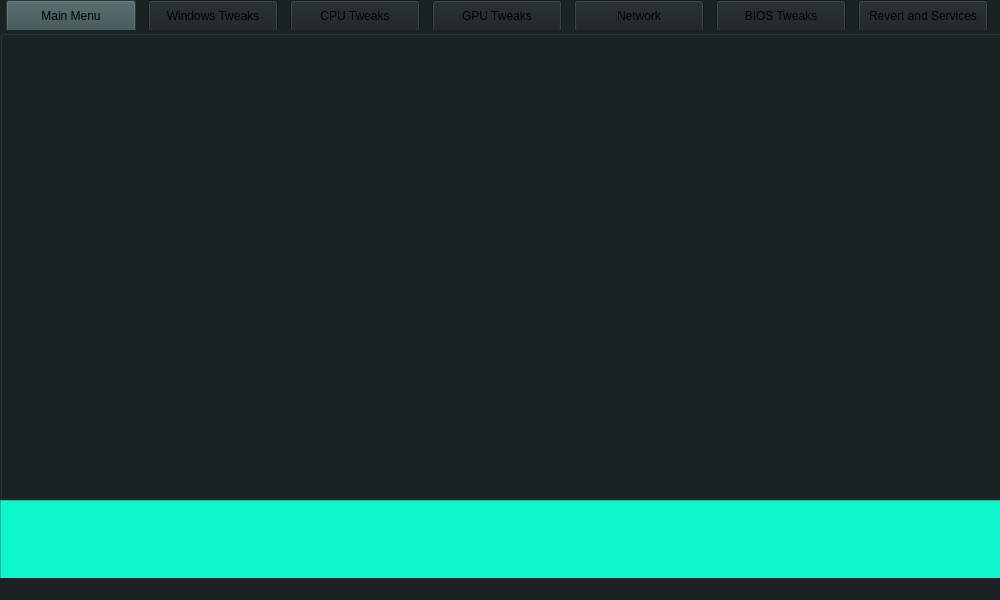
This is mainwindow.ui in alexhebri/SwiftBoost as Qt 5 draws it before an edit. The edited form follows.
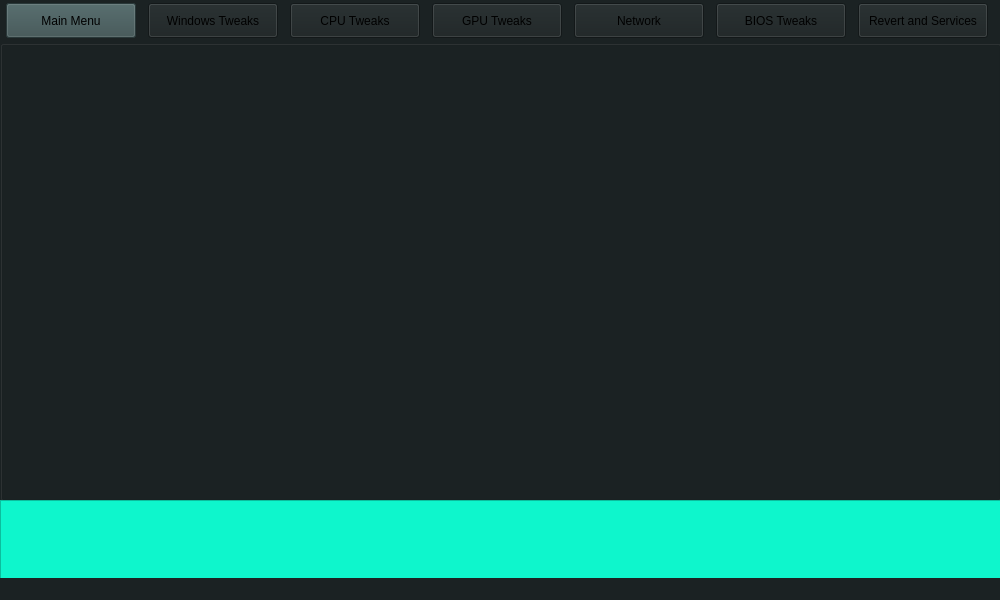
This is the edited form.

Patch:
```diff
--- a/mainwindow.ui
+++ b/mainwindow.ui
@@ -51,7 +51,7 @@
       <x>0</x>
       <y>0</y>
       <width>1001</width>
-      <height>32</height>
+      <height>42</height>
      </rect>
     </property>
     <layout class="QHBoxLayout" name="horizontalLayout">
@@ -60,7 +60,7 @@
        <property name="minimumSize">
         <size>
          <width>130</width>
-         <height>30</height>
+         <height>35</height>
         </size>
        </property>
        <property name="maximumSize">
@@ -82,7 +82,7 @@
        <property name="minimumSize">
         <size>
          <width>130</width>
-         <height>30</height>
+         <height>35</height>
         </size>
        </property>
        <property name="maximumSize">
@@ -104,7 +104,7 @@
        <property name="minimumSize">
         <size>
          <width>130</width>
-         <height>30</height>
+         <height>35</height>
         </size>
        </property>
        <property name="maximumSize">
@@ -123,7 +123,7 @@
        <property name="minimumSize">
         <size>
          <width>130</width>
-         <height>30</height>
+         <height>35</height>
         </size>
        </property>
        <property name="maximumSize">
@@ -142,7 +142,7 @@
        <property name="minimumSize">
         <size>
          <width>130</width>
-         <height>30</height>
+         <height>35</height>
         </size>
        </property>
        <property name="maximumSize">
@@ -161,7 +161,7 @@
        <property name="minimumSize">
         <size>
          <width>130</width>
-         <height>30</height>
+         <height>35</height>
         </size>
        </property>
        <property name="maximumSize">
@@ -183,7 +183,7 @@
        <property name="minimumSize">
         <size>
          <width>130</width>
-         <height>30</height>
+         <height>35</height>
         </size>
        </property>
        <property name="maximumSize">
@@ -206,9 +206,9 @@
     <property name="geometry">
      <rect>
       <x>0</x>
-      <y>30</y>
+      <y>40</y>
       <width>1001</width>
-      <height>471</height>
+      <height>461</height>
      </rect>
     </property>
     <property name="maximumSize">
```
